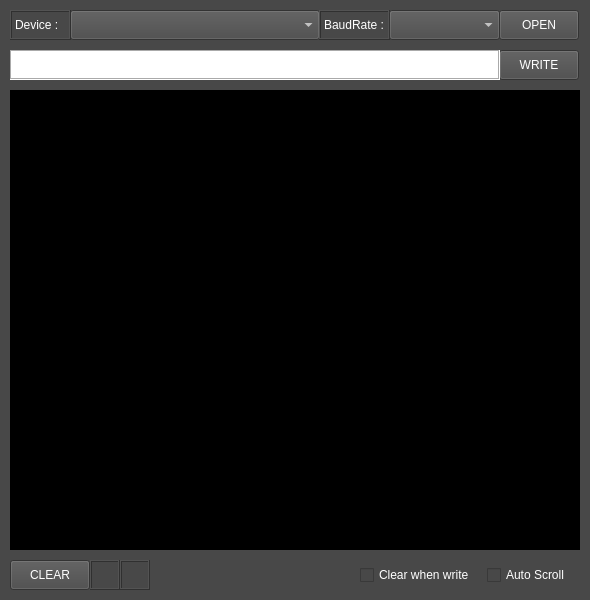
Before: the Qt Designer form Serial/ui/serial.ui in mjlee111/qt_example, drawn with Qt 5.
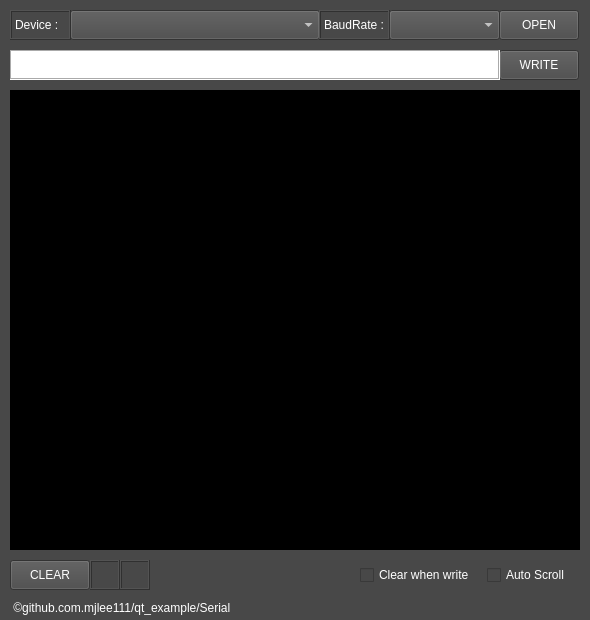
After: the same form once the commit is applied.

Commit message: chore: add copyright logo to gui

The edit to the form file:
```diff
--- a/Serial/ui/serial.ui
+++ b/Serial/ui/serial.ui
@@ -7,7 +7,7 @@
     <x>0</x>
     <y>0</y>
     <width>590</width>
-    <height>600</height>
+    <height>620</height>
    </rect>
   </property>
   <property name="windowTitle">
@@ -229,6 +229,22 @@
      <string>Clear when write</string>
     </property>
    </widget>
+   <widget class="QLabel" name="copyright">
+    <property name="enabled">
+     <bool>false</bool>
+    </property>
+    <property name="geometry">
+     <rect>
+      <x>10</x>
+      <y>600</y>
+      <width>250</width>
+      <height>16</height>
+     </rect>
+    </property>
+    <property name="text">
+     <string> ©github.com.mjlee111/qt_example/Serial</string>
+    </property>
+   </widget>
   </widget>
  </widget>
  <resources/>
```
